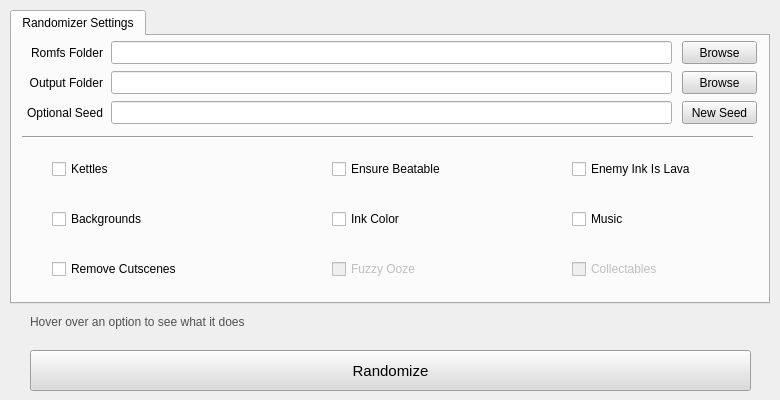
Before: the Qt Designer form UI/ui_form.ui in Owen-Splat/Splatoon-3-Randomizer, drawn with Qt 5.
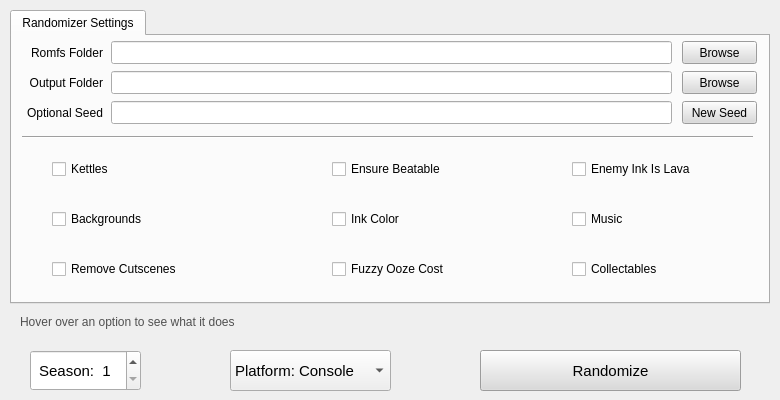
After: the same form once the commit is applied.

Commit message: adds season support

Patch:
```diff
--- a/UI/ui_form.ui
+++ b/UI/ui_form.ui
@@ -486,7 +486,7 @@
      </widget>
      <widget class="QCheckBox" name="collectCheck">
       <property name="enabled">
-       <bool>false</bool>
+       <bool>true</bool>
       </property>
       <property name="geometry">
        <rect>
@@ -505,7 +505,7 @@
      </widget>
      <widget class="QCheckBox" name="oozeCheck">
       <property name="enabled">
-       <bool>false</bool>
+       <bool>true</bool>
       </property>
       <property name="geometry">
        <rect>
@@ -519,7 +519,7 @@
        <string>Randomizes the cost of fuzzy ooze. Not currently implemented</string>
       </property>
       <property name="text">
-       <string>Fuzzy Ooze</string>
+       <string>Fuzzy Ooze Cost</string>
       </property>
       <property name="checkable">
        <bool>true</bool>
@@ -530,9 +530,9 @@
    <widget class="QPushButton" name="randomizeButton">
     <property name="geometry">
      <rect>
-      <x>30</x>
+      <x>480</x>
       <y>350</y>
-      <width>721</width>
+      <width>261</width>
       <height>41</height>
      </rect>
     </property>
@@ -561,9 +561,9 @@
    <widget class="QLabel" name="explainLabel">
     <property name="geometry">
      <rect>
-      <x>30</x>
+      <x>20</x>
       <y>310</y>
-      <width>721</width>
+      <width>731</width>
       <height>23</height>
      </rect>
     </property>
@@ -574,6 +574,55 @@
      <string>Hover over an option to see what it does</string>
     </property>
    </widget>
+   <widget class="QSpinBox" name="seasonSpinBox">
+    <property name="geometry">
+     <rect>
+      <x>30</x>
+      <y>350</y>
+      <width>111</width>
+      <height>41</height>
+     </rect>
+    </property>
+    <property name="font">
+     <font>
+      <pointsize>11</pointsize>
+     </font>
+    </property>
+    <property name="prefix">
+     <string> Season:  </string>
+    </property>
+    <property name="minimum">
+     <number>1</number>
+    </property>
+    <property name="maximum">
+     <number>6</number>
+    </property>
+   </widget>
+   <widget class="QComboBox" name="platformComboBox">
+    <property name="geometry">
+     <rect>
+      <x>230</x>
+      <y>350</y>
+      <width>161</width>
+      <height>41</height>
+     </rect>
+    </property>
+    <property name="font">
+     <font>
+      <pointsize>11</pointsize>
+     </font>
+    </property>
+    <item>
+     <property name="text">
+      <string>Platform: Console</string>
+     </property>
+    </item>
+    <item>
+     <property name="text">
+      <string>Platform: Emulator</string>
+     </property>
+    </item>
+   </widget>
   </widget>
   <action name="actionEnglish">
    <property name="text">
```
Left out of the diff: 4 changed lines with no effect on the pictures. The commit also changes 7 other files.
